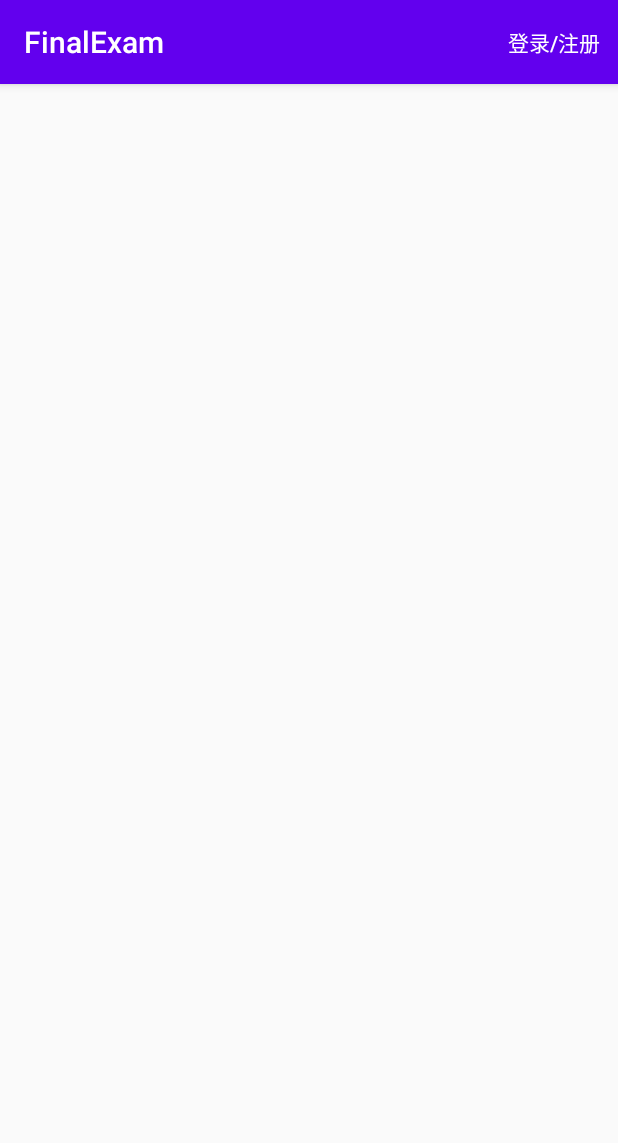
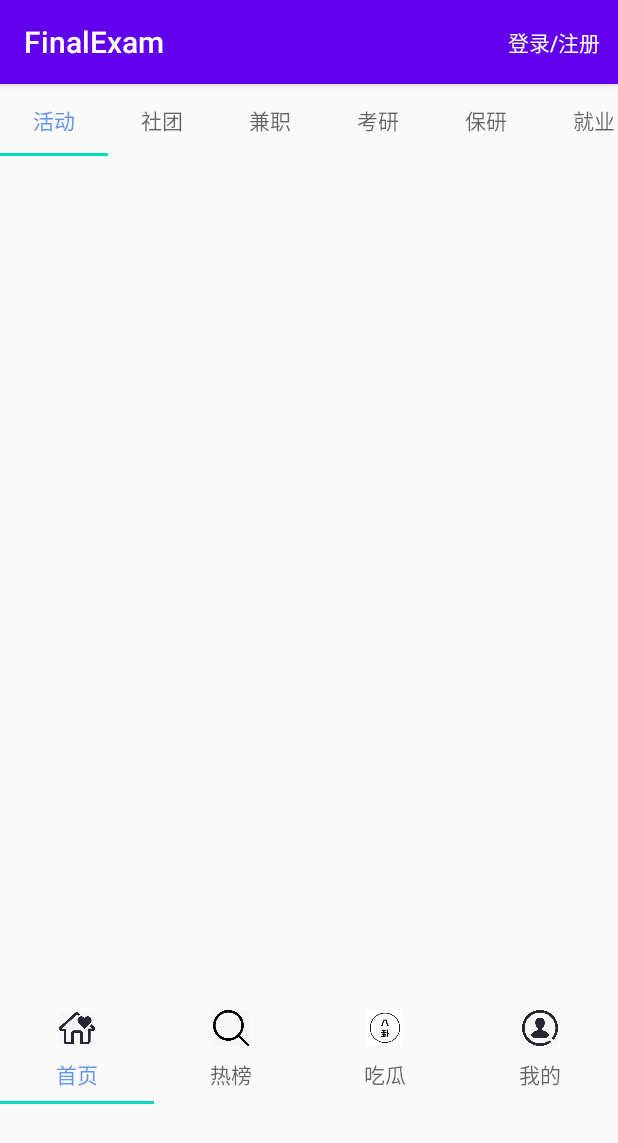
Before and after one commit to swufeLD/FinalExam, an Android app: the MainActivity screen opened directly, with no data from a screen before it, on a phone screen of 412 x 824 dp. Shown: the top 1143 px of the screen. Run offline under Robolectric (Android 15) with nearby library versions, the phone set to English and light mode, and no system bars.

Commit message:
主页面搭建初步

```diff
--- a/app/build.gradle
+++ b/app/build.gradle
@@ -27,6 +27,8 @@ dependencies {
     implementation 'androidx.appcompat:appcompat:1.2.0'
     implementation 'androidx.constraintlayout:constraintlayout:2.0.2'
     implementation 'androidx.mediarouter:mediarouter:1.2.0'
+    implementation 'androidx.viewpager2:viewpager2:1.0.0'
+    implementation 'com.google.android.material:material:1.0.0'
     testImplementation 'junit:junit:4.12'
     androidTestImplementation 'androidx.test.ext:junit:1.1.2'
     androidTestImplementation 'androidx.test.espresso:espresso-core:3.3.0'
--- a/app/src/main/java/com/example/finalexam/MainActivity.java
+++ b/app/src/main/java/com/example/finalexam/MainActivity.java
@@ -1,21 +1,68 @@
 package com.example.finalexam;
 
 import androidx.appcompat.app.AppCompatActivity;
+import androidx.viewpager.widget.ViewPager;
+import androidx.viewpager2.widget.ViewPager2;
 
 import android.content.Intent;
 import android.os.Bundle;
 import android.view.Menu;
 import android.view.MenuItem;
+import android.widget.TableLayout;
 
-public class MainActivity extends AppCompatActivity {
+import com.google.android.material.tabs.TabLayout;
 
+import java.util.ArrayList;
+import java.util.List;
+
+public class MainActivity extends AppCompatActivity  implements TabLayout.OnTabSelectedListener {
+
+    TabLayout tab1;
+    TabLayout tab2;
+    List<String> list_title;
+    ViewPager2 vp;
     Intent intent;
+
     @Override
     protected void onCreate(Bundle savedInstanceState) {
         super.onCreate(savedInstanceState);
         setContentView(R.layout.activity_main);
+        initViews();
+
     }
+   public void initViews(){
+        updata();
+        vp=findViewById(R.id.vp);
+        tab2=findViewById(R.id.tab2);
+       tab1=findViewById(R.id.tab1);
+       for(int i=0;i<list_title.size();i++){
+           //还差与fragment相连接；
+           tab1.addTab(tab1.newTab().setText(list_title.get(i)));
+       }
+       tab2.addTab(tab2.newTab().setText("首页").setIcon(R.mipmap.zhu));
+       tab2.addTab(tab2.newTab().setText("热榜").setIcon(R.mipmap.re));
+       tab2.addTab(tab2.newTab().setText("吃瓜").setIcon(R.mipmap.gua));
+       tab2.addTab(tab2.newTab().setText("我的").setIcon(R.mipmap.me));
 
+       tab1.addOnTabSelectedListener(this);
+       tab2.addOnTabSelectedListener(this);
+       tab1.getTabAt(0).select();
+       tab2.getTabAt(0).select();
+
+   }
+   public void updata(){
+       list_title=new ArrayList<>();
+       list_title.add("活动");
+       list_title.add("社团");
+       list_title.add("兼职");
+       list_title.add("考研");
+       list_title.add("保研");
+       list_title.add("就业");
+       list_title.add("出国");
+       list_title.add("实习");
+       list_title.add("志愿者");
+       list_title.add("社会实践");
+   }
     public boolean onCreateOptionsMenu(Menu menu){
         getMenuInflater().inflate(R.menu.menu,menu);
         return true;
@@ -34,4 +81,28 @@ public class MainActivity extends AppCompatActivity {
            return true;
     }
 
+    @Override
+    public void onTabSelected(TabLayout.Tab tab) {
+
+        if(tab.getText().toString().equals("热榜")){
+            //爬微博热搜
+        }
+        if(tab.getText().toString().equals("吃瓜")){
+              //校内信息发布
+        }
+        if(tab.getText().toString().equals("我的")){
+             //个人主页
+        }
+
+    }
+
+    @Override
+    public void onTabUnselected(TabLayout.Tab tab) {
+
+    }
+
+    @Override
+    public void onTabReselected(TabLayout.Tab tab) {
+
+    }
 }
--- /dev/null
+++ b/app/src/main/res/drawable/style.xml
@@ -0,0 +1,12 @@
+<?xml version="1.0" encoding="utf-8"?>
+<selector xmlns:android="http://schemas.android.com/apk/res/android">
+    <!--设置Tablayout字体大小-->
+    <style android:name="TabLayoutTextSize">
+        <item android:name="android:textSize">@dimen/sp_15</item>
+        <item android:name="android:textStyle">bold</item>
+    </style>
+    <!--设置Tablayout字体加粗-->
+    <style android:name="TabLayoutTextStyle">
+        <item android:name="android:textStyle">bold</item>
+    </style>
+</selector>
--- a/app/src/main/res/layout/activity_main.xml
+++ b/app/src/main/res/layout/activity_main.xml
@@ -4,4 +4,35 @@
     xmlns:tools="http://schemas.android.com/tools"
     android:layout_width="match_parent"
     android:layout_height="match_parent"
-    tools:context=".MainActivity" />
+    android:orientation="vertical"
+    tools:context=".MainActivity">
+
+
+    <com.google.android.material.tabs.TabLayout
+        android:layout_width="match_parent"
+        android:layout_height="wrap_content"
+        android:id="@+id/tab1"
+        app:tabSelectedTextColor="#6495ED"
+        app:tabMode="scrollable"
+        app:tabGravity="center"
+        app:tabIndicatorColor="@color/colorAccent">
+    </com.google.android.material.tabs.TabLayout>
+
+    <androidx.viewpager2.widget.ViewPager2
+        android:layout_width="match_parent"
+        android:layout_height="wrap_content"
+        android:id="@+id/vp">
+    </androidx.viewpager2.widget.ViewPager2>
+
+        <com.google.android.material.tabs.TabLayout
+            android:id="@+id/tab2"
+            android:layout_width="match_parent"
+            android:layout_height="wrap_content"
+            app:tabGravity="fill"
+            app:tabIndicatorColor="@color/colorAccent"
+            app:tabMode="fixed"
+            app:tabSelectedTextColor="#6495ED"
+            android:layout_marginTop="560dp">
+        </com.google.android.material.tabs.TabLayout>
+
+</LinearLayout>
```
Also changed, not shown: app/src/main/res/mipmap-xhdpi/gua.png (added), app/src/main/res/mipmap-xhdpi/me.png (added), app/src/main/res/mipmap-xhdpi/re.png (added), app/src/main/res/mipmap-xhdpi/zhu.png (added).
